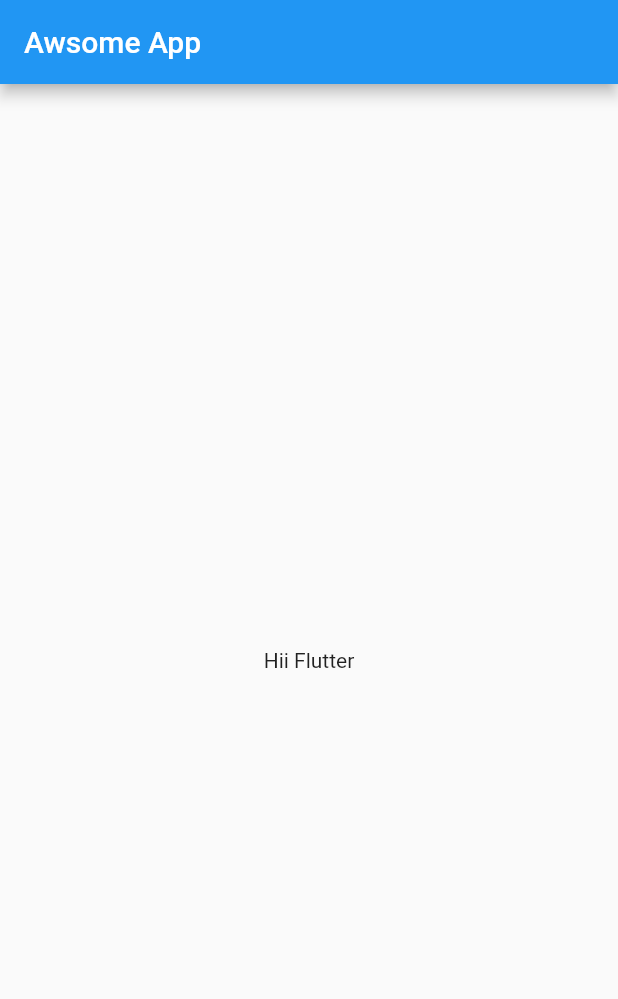
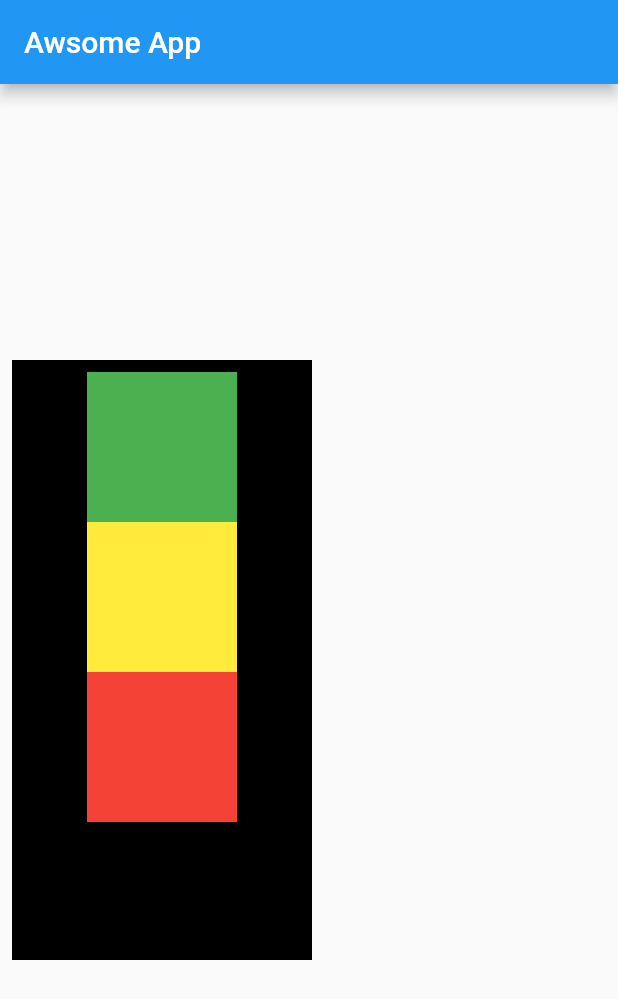
Before and after one commit to RJ-CodeByte/awsomeapp, a Flutter app: the screen it shows after launch, on a phone screen of 412 x 824 dp. Shown: the top 999 px of the screen. Run offline on Flutter 3.47's test engine with Material 2 defaults, Android fonts, the phone set to English and light mode, and no system bars.

Commit message:
Ch2 done

```diff
--- a/lib/main.dart
+++ b/lib/main.dart
@@ -1,24 +1,11 @@
 import 'package:flutter/material.dart';
+
+import 'screens/t1.dart';
+import 'screens/t2.dart';
 
 void main() {
   runApp(const MaterialApp(
     title: "Flutter App",
-    home: HomePage(),
+    home: Task2(),
   ));
 }
-
-class HomePage extends StatelessWidget {
-  const HomePage({Key? key}) : super(key: key);
-
-  @override
-  Widget build(BuildContext context) {
-    return Scaffold(
-      appBar: AppBar(
-        title: const Text("Awsome App"),
-      ),
-      body: Container(
-        child: const Center(child: Text("Hii Flutter")),
-      ),
-    );
-  }
-}
--- /dev/null
+++ b/lib/screens/t2.dart
@@ -0,0 +1,52 @@
+import 'package:flutter/material.dart';
+
+class Task2 extends StatelessWidget {
+  const Task2({Key? key}) : super(key: key);
+
+  @override
+  Widget build(BuildContext context) {
+    return Scaffold(
+      appBar: AppBar(
+        title: Text("Awsome App"),
+      ),
+      body: Padding(
+        padding: const EdgeInsets.all(8.0),
+        child: Align(
+          alignment: Alignment.centerLeft,
+          child: Container(
+            color: Colors.black,
+            width: 200,
+            height: 400,
+            child: Padding(
+              padding: const EdgeInsets.all(8.0),
+              child: Column(
+                mainAxisAlignment: MainAxisAlignment.start,
+                crossAxisAlignment: CrossAxisAlignment.center,
+                children: [
+                  Container(
+                padding: const EdgeInsets.all(8),
+                width: 100,
+                height: 100,
+                color: Colors.green,
+              ),
+                  Container(
+                padding: const EdgeInsets.all(8),
+                width: 100,
+                height: 100,
+                color: Colors.yellow,
+              ),
+              Container(
+                padding: const EdgeInsets.all(8),
+                width: 100,
+                height: 100,
+                color: Colors.red,
+              )
+                ],
+              ),
+            ),
+          ),
+        ),
+      ),
+    );
+  }
+}
```
Also changed, not shown: lib/screens/t1.dart (added, +45 -0 lines).
